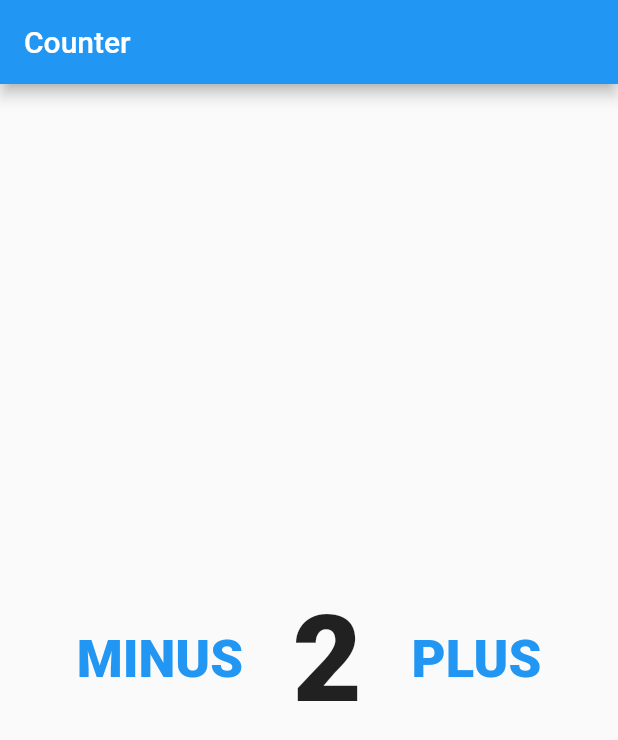
After one commit to HeshamAlads/udemy_flutter, a Flutter app: the screen it shows after launch, on a phone screen of 412 x 824 dp. The commit adds this screen. Shown: the top 740 px of the screen. Run offline on Flutter 3.47's test engine with Material 2 defaults, Android fonts, the phone set to English and light mode, and no system bars.

Commit message:
CounterScreen commit

```diff
--- /dev/null
+++ b/lib/counter_screen.dart
@@ -0,0 +1,64 @@
+import 'package:flutter/material.dart';
+
+class CounterScreen extends StatefulWidget {
+  const CounterScreen({Key? key}) : super(key: key);
+
+  @override
+  State<CounterScreen> createState() => _CounterScreenState();
+}
+
+class _CounterScreenState extends State<CounterScreen> {
+  int counter = 2;
+
+  @override
+  Widget build(BuildContext context) {
+    return Scaffold(
+      appBar: AppBar(
+        title: const Text(
+          'Counter',
+        ),
+      ),
+      body: Center(
+        child: Row(
+          mainAxisAlignment: MainAxisAlignment.center,
+          children: [
+            TextButton(
+              onPressed: () => setState(() {
+                counter--;
+              }),
+              child: const Text(
+                'MINUS',
+                style: TextStyle(
+                  fontSize: 35.0,
+                  fontWeight: FontWeight.w900,
+                ),
+              ),
+            ),
+            Padding(
+              padding: const EdgeInsets.symmetric(
+                horizontal: 25.0,
+              ),
+              child: Text(
+                '$counter',
+                style: const TextStyle(
+                    fontSize: 80.0, fontWeight: FontWeight.w900),
+              ),
+            ),
+            TextButton(
+              onPressed: () => setState(() {
+                counter++;
+              }),
+              child: const Text(
+                'PLUS',
+                style: TextStyle(
+                  fontSize: 35.0,
+                  fontWeight: FontWeight.w900,
+                ),
+              ),
+            ),
+          ],
+        ),
+      ),
+    );
+  }
+}
--- a/lib/main.dart
+++ b/lib/main.dart
@@ -1,8 +1,5 @@
 import 'package:flutter/material.dart';
-import 'package:udemy_flutter/home_screen.dart';
-import 'package:udemy_flutter/users_screen.dart';
-import 'login_screen.dart';
-import 'messenger_screen.dart';
+import 'package:udemy_flutter/counter_screen.dart';
 
 void main() {
   runApp(const MyApp());
@@ -15,7 +12,7 @@ class MyApp extends StatelessWidget {
   Widget build(BuildContext context) {
     return const MaterialApp(
       debugShowCheckedModeBanner: false,
-      home: UsersScreen(),
+      home: CounterScreen(),
     );
   }
 }
```
